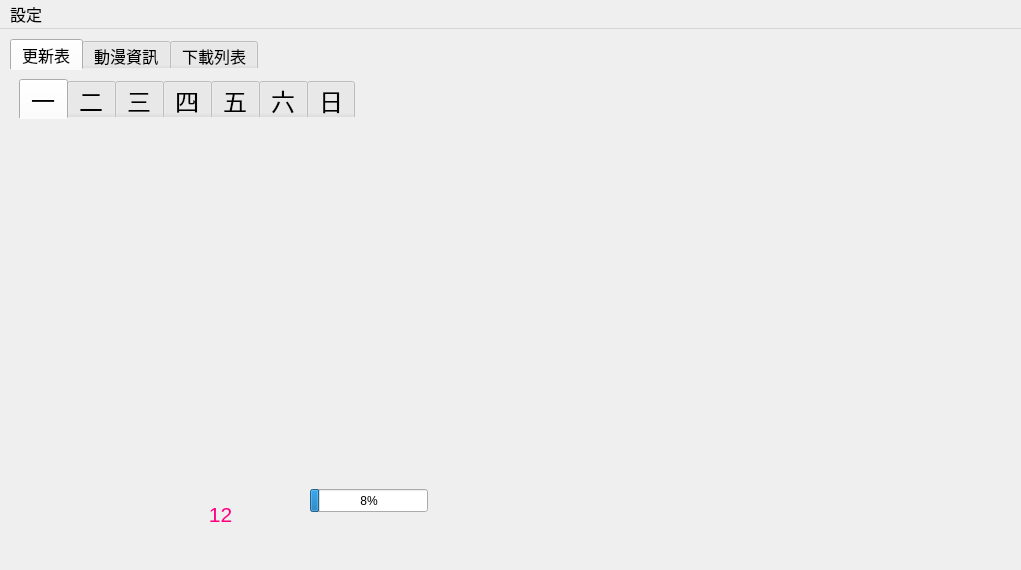
Old version of the form UI/main.ui in the repository hgalytoby/MyselfAnimeDownloader.
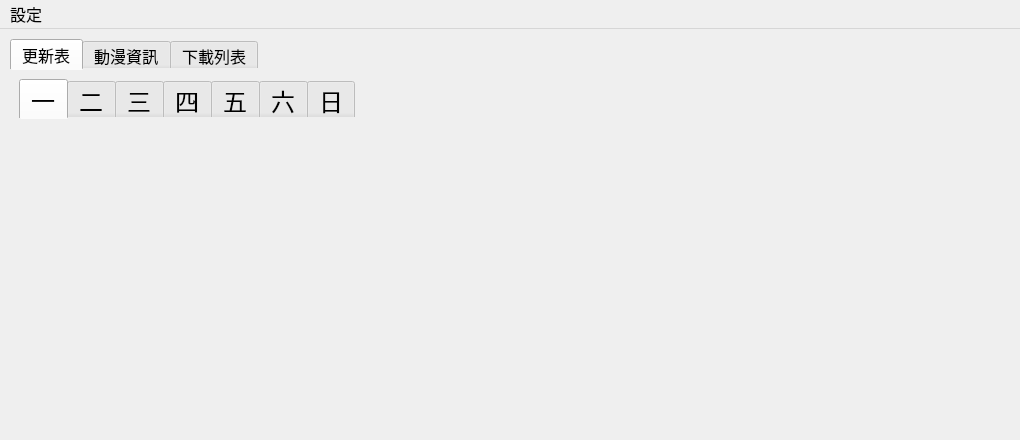
New version of the form. Icons and pictures are not drawn.

Commit message: 取消 json.dump html.json，改用 multiprocessing Queue 方法，雖然記憶體增加，但是解決還沒 json.dump 完，json.load 造成的錯誤。 未來可能會改成 redis 降低記憶體消耗。

Diff of the .ui file:
```diff
--- a/UI/main.ui
+++ b/UI/main.ui
@@ -6,8 +6,8 @@
    <rect>
     <x>0</x>
     <y>0</y>
-    <width>1021</width>
-    <height>570</height>
+    <width>1020</width>
+    <height>440</height>
    </rect>
   </property>
   <property name="windowTitle">
@@ -586,79 +586,13 @@
      </layout>
     </widget>
    </widget>
-   <widget class="QLabel" name="label">
-    <property name="geometry">
-     <rect>
-      <x>170</x>
-      <y>470</y>
-      <width>101</width>
-      <height>31</height>
-     </rect>
-    </property>
-    <property name="font">
-     <font>
-      <pointsize>12</pointsize>
-      <weight>50</weight>
-      <bold>false</bold>
-      <underline>false</underline>
-     </font>
-    </property>
-    <property name="whatsThis">
-     <string>&lt;html&gt;&lt;head/&gt;&lt;body&gt;&lt;p&gt;&lt;br/&gt;&lt;/p&gt;&lt;/body&gt;&lt;/html&gt;</string>
-    </property>
-    <property name="text">
-     <string>&lt;html&gt;&lt;head/&gt;&lt;body&gt;&lt;p&gt;&lt;span style=&quot; font-size:16pt; color:#ff007f;&quot;&gt;12&lt;/span&gt;&lt;/p&gt;&lt;/body&gt;&lt;/html&gt;</string>
-    </property>
-    <property name="alignment">
-     <set>Qt::AlignCenter</set>
-    </property>
-   </widget>
-   <widget class="QProgressBar" name="progressBar">
-    <property name="geometry">
-     <rect>
-      <x>310</x>
-      <y>460</y>
-      <width>118</width>
-      <height>23</height>
-     </rect>
-    </property>
-    <property name="value">
-     <number>8</number>
-    </property>
-    <property name="alignment">
-     <set>Qt::AlignLeading|Qt::AlignLeft|Qt::AlignVCenter</set>
-    </property>
-    <property name="textVisible">
-     <bool>true</bool>
-    </property>
-    <property name="orientation">
-     <enum>Qt::Horizontal</enum>
-    </property>
-    <property name="textDirection">
-     <enum>QProgressBar::BottomToTop</enum>
-    </property>
-    <property name="format">
-     <string>%p%</string>
-    </property>
-   </widget>
-   <widget class="QWidget" name="verticalLayoutWidget">
-    <property name="geometry">
-     <rect>
-      <x>480</x>
-      <y>440</y>
-      <width>251</width>
-      <height>80</height>
-     </rect>
-    </property>
-    <layout class="QVBoxLayout" name="verticalLayout"/>
-   </widget>
   </widget>
   <widget class="QMenuBar" name="menubar">
    <property name="geometry">
     <rect>
      <x>0</x>
      <y>0</y>
-     <width>1021</width>
+     <width>1020</width>
      <height>26</height>
     </rect>
    </property>
```
The commit also changes 2 other files.
